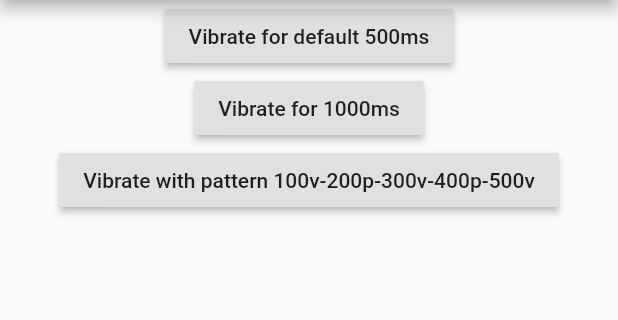
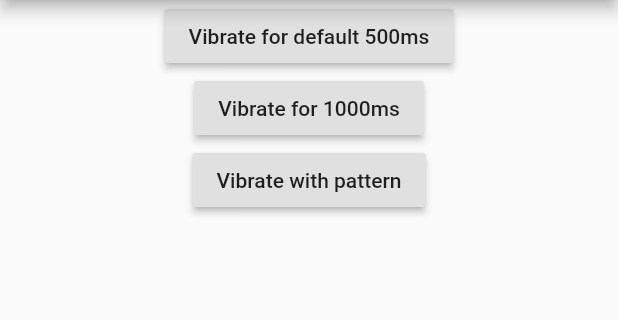
Before and after one commit to benjamindean/flutter_vibration, a Flutter app: the screen it shows after launch, on a phone screen of 412 x 824 dp, the part 84-404 px from its top. Run offline on Flutter 3.47's test engine with Material 2 defaults, Android fonts, the phone set to English and light mode, and no system bars.

Commit message:
Update example

```diff
--- a/example/lib/main.dart
+++ b/example/lib/main.dart
@@ -11,7 +11,8 @@ class VibratingApp extends StatelessWidget {
           appBar: AppBar(
             title: const Text('Vibration Plugin example app'),
           ),
-        body: Center(
+          body: Builder(builder: (BuildContext context) {
+            return Center(
               child: Column(
                 children: <Widget>[
                   RaisedButton(
@@ -27,15 +28,22 @@ class VibratingApp extends StatelessWidget {
                     },
                   ),
                   RaisedButton(
-                child: Text('Vibrate with pattern 100v-200p-300v-400p-500v'),
+                    child: Text('Vibrate with pattern'),
                     onPressed: () {
-                  Vibration.vibrate(pattern: [100, 200, 300, 400, 500]);
+                      final snackBar = SnackBar(
+                        content: Text(
+                            'Pattern: wait 0.5s, vibrate 1s, wait 0.5s, vibrate 2s, wait 0.5s, vibrate 3s, wait 0.5s, vibrate 0.5s'),
+                      );
+
+                      Scaffold.of(context).showSnackBar(snackBar);
+                      Vibration.vibrate(
+                          pattern: [500, 1000, 500, 2000, 500, 3000, 500, 500]);
                     },
                   )
                 ],
               ),
-        ),
-      ),
+            );
+          })),
     );
   }
 }
```
Lines whose indentation alone changed are shown as unchanged.
